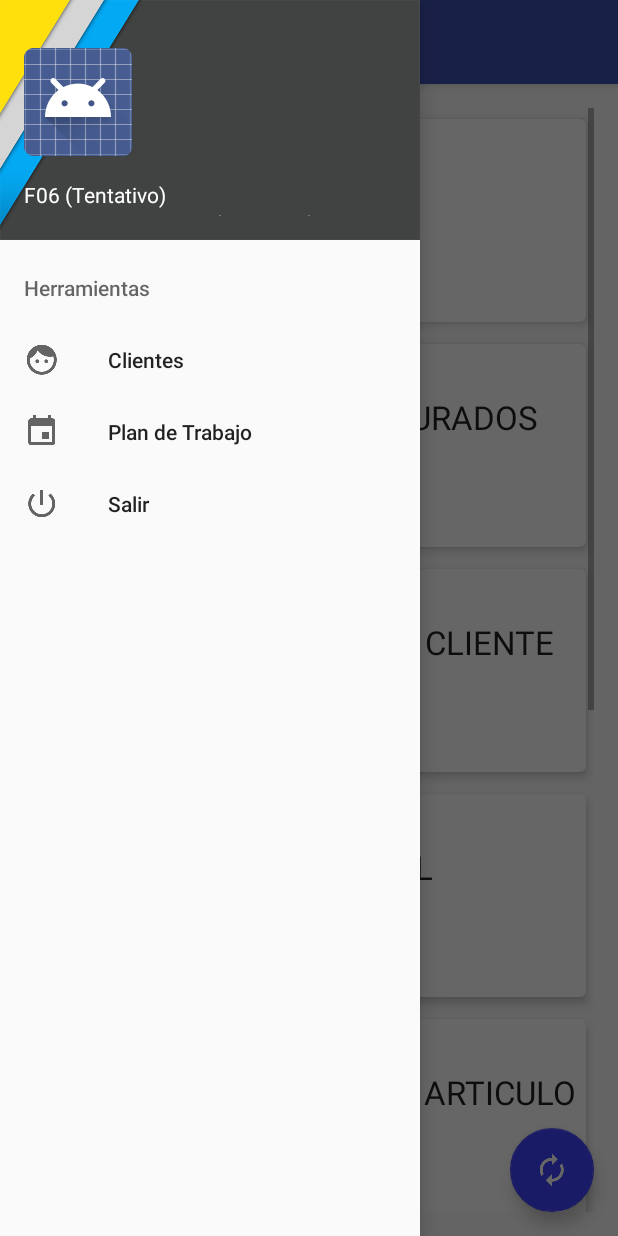
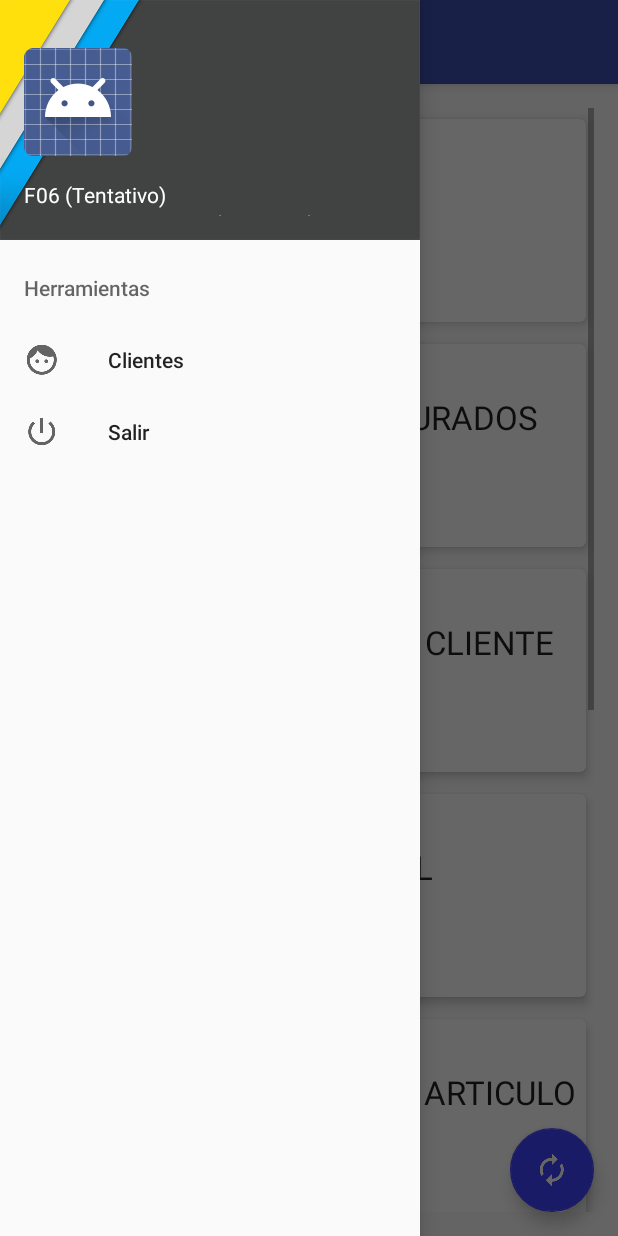
Before and after one commit to endscom/CARONTE, an Android app: the TableroActivity screen opened directly, with no data from a screen before it, with the side drawer open, on a phone screen of 412 x 824 dp. Run offline under Robolectric (Android 15) with nearby library versions, the phone set to English and light mode, and no system bars; libraries missing offline, so code that uses them is left out: com.loopj.android, cz.msebera.android; 10 statements that could not run were skipped.

Commit message:
Bug Revisado.
Revisar las preferencias

```diff
--- a/app/src/main/res/menu/activity_tablero_drawer.xml
+++ b/app/src/main/res/menu/activity_tablero_drawer.xml
@@ -9,7 +9,8 @@
             <item
                 android:id="@+id/nav_plan"
                 android:icon="@drawable/ic_event_black_24dp"
-                android:title="@string/act_plan_trabajo" />
+                android:title="@string/act_plan_trabajo"
+                android:visible="false"/>
             <item
                 android:id="@+id/nav_salir"
                 android:icon="@drawable/ic_power_settings_new_black_24dp"
```
